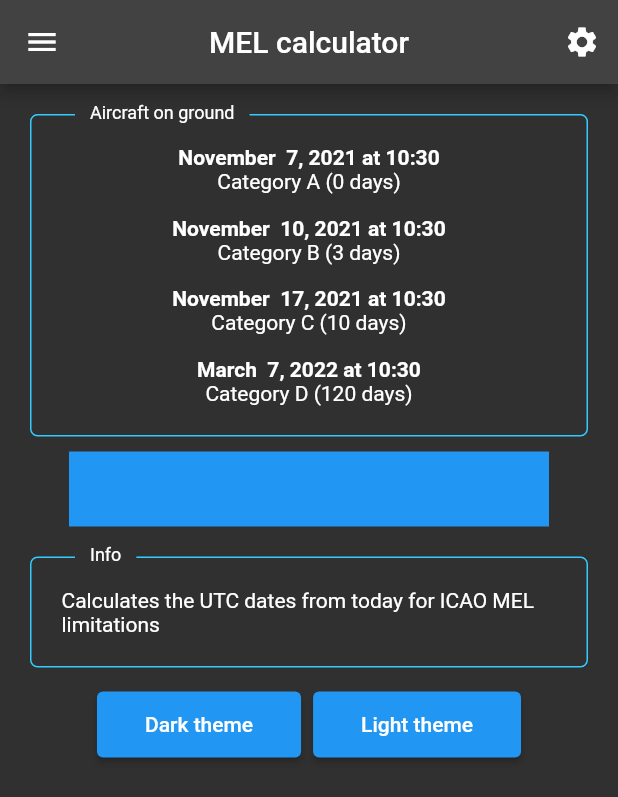
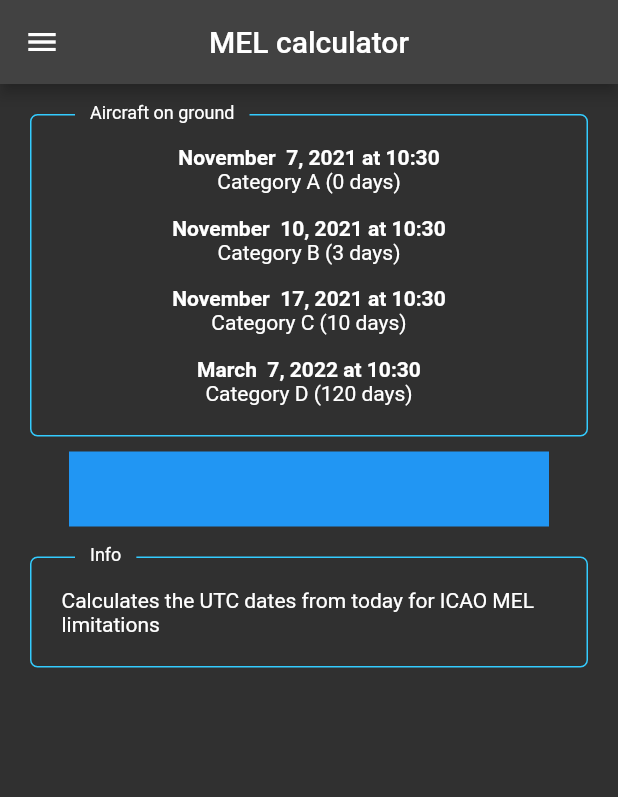
Before and after one commit to neo321654/mel_calculator_, a Flutter app: the screen it shows after launch, on a phone screen of 412 x 824 dp. Shown: the top 797 px of the screen. Run offline on Flutter 3.47's test engine with Material 2 defaults, Android fonts, the phone set to English and light mode, and no system bars; drawn by our look-alikes of google_mobile_ads; our stand-ins replace shared_preferences; generated files the repository leaves out were written again; network calls fail.

Commit message:
убрал кнопки

```diff
--- a/lib/src/sample_feature/main_screen.dart
+++ b/lib/src/sample_feature/main_screen.dart
@@ -303,23 +303,51 @@
                   ),
                 ],
               ),
+              Padding(
+                padding: const EdgeInsets.all(16),
+                // Glue the SettingsController to the theme selection DropdownButton.
+                //
+                // When a user selects a theme from the dropdown list, the
+                // SettingsController is updated, which rebuilds the MaterialApp.
+                child: DropdownButton<ThemeMode>(
+                  // Read the selected themeMode from the controller
+                  value: widget.controller.themeMode,
+                  // Call the updateThemeMode method any time the user selects a theme.
+                  onChanged: widget.controller.updateThemeMode,
+                  items: const [
+                    DropdownMenuItem(
+                      value: ThemeMode.system,
+                      child: Text('System Theme'),
+                    ),
+                    DropdownMenuItem(
+                      value: ThemeMode.light,
+                      child: Text('Light Theme'),
+                    ),
+                    DropdownMenuItem(
+                      value: ThemeMode.dark,
+                      child: Text('Dark Theme'),
+                    )
+                  ],
+                ),
+              ),
             ],
+
           ),
         ),
         appBar: AppBar(
           centerTitle: true,
           title: Text('MEL calculator'),
-          actions: [
-            IconButton(
-              icon: const Icon(Icons.settings),
-              onPressed: () {
-                // Navigate to the settings page. If the user leaves and returns
-                // to the app after it has been killed while running in the
-                // background, the navigation stack is restored.
-                Navigator.restorablePushNamed(context, SettingsView.routeName);
-              },
-            ),
-          ],
+          // actions: [
+          //   IconButton(
+          //     icon: const Icon(Icons.settings),
+          //     onPressed: () {
+          //       // Navigate to the settings page. If the user leaves and returns
+          //       // to the app after it has been killed while running in the
+          //       // background, the navigation stack is restored.
+          //       Navigator.restorablePushNamed(context, SettingsView.routeName);
+          //     },
+          //   ),
+          // ],
         ),
         body: SafeArea(
           child: SizedBox.expand(
@@ -338,7 +366,6 @@
                       ],
                     ),
                   ),
-                  themeButtons(context),
                 ],
               ),
             ),
@@ -481,39 +508,6 @@
       );
     }
 
-    Row themeButtons(BuildContext context) {
-      return Row(
-        mainAxisAlignment: MainAxisAlignment.center,
-        children: [
-          ElevatedButton(
-            onPressed: () {
-              // AdaptiveTheme.of(context).setDark();
-              // setState(() {
-              //   _color = AdaptiveTheme.of(context).theme.scaffoldBackgroundColor;
-              // });
-            },
-            style: ElevatedButton.styleFrom(
-              visualDensity: VisualDensity(horizontal: 4, vertical: 2),
-            ),
-            child: Text('Dark theme'),
-          ),
-          SizedBox(width: 8),
-          ElevatedButton(
-            onPressed: () {
-              // AdaptiveTheme.of(context).setLight();
-              // setState(() {
-              //   _color = AdaptiveTheme.of(context).theme.scaffoldBackgroundColor;
-              // });
-            },
-            child: Text('Light theme'),
-            style: ElevatedButton.styleFrom(
-              visualDensity: VisualDensity(horizontal: 4, vertical: 2),
-            ),
-          ),
-        ],
-      );
-    }
-
     getfoRmat()  async {
 
       foRmat = await  widget.controller.prefs.then((SharedPreferences prefs) {
--- a/lib/src/settings/settings_view.dart
+++ b/lib/src/settings/settings_view.dart
@@ -25,9 +25,7 @@
         //
         // When a user selects a theme from the dropdown list, the
         // SettingsController is updated, which rebuilds the MaterialApp.
-        child: Column(
-          children: [
-            DropdownButton<ThemeMode>(
+        child: DropdownButton<ThemeMode>(
           // Read the selected themeMode from the controller
           value: controller.themeMode,
           // Call the updateThemeMode method any time the user selects a theme.
@@ -47,15 +45,6 @@
             )
           ],
         ),
-            MaterialButton(
-              onPressed: () {
-                //(ThemeMode.light)
-                controller.updateThemeMode(ThemeMode.dark);
-              },
-              child: Text("click"),
-            ),
-          ],
-        ),
       ),
     );
   }
```
Lines whose indentation alone changed are shown as unchanged.
